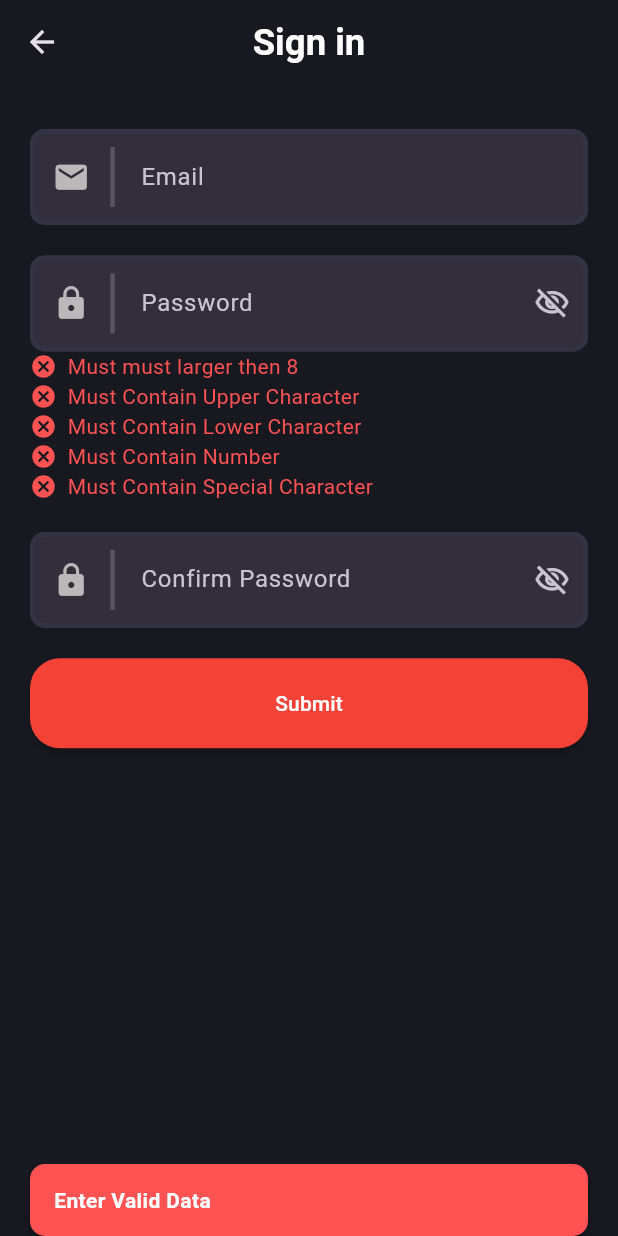
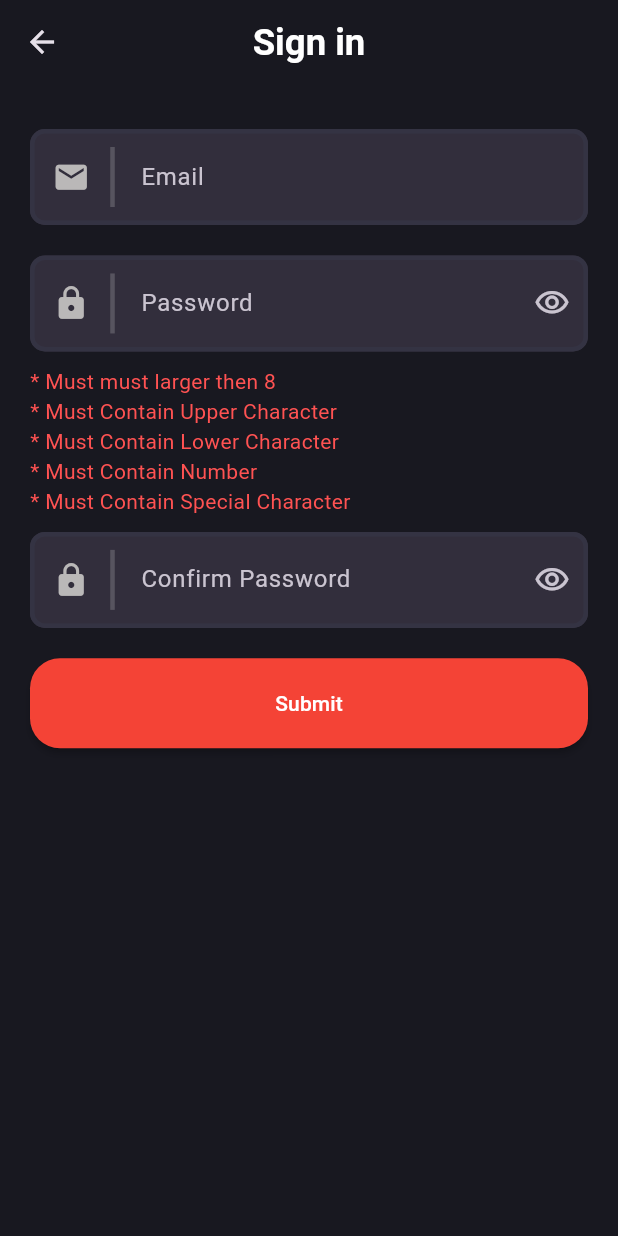
Before and after one commit to MohamedRefaat90/Mentorship-E1-G2, a Flutter app: the SignupScreen screen opened directly, after a tap on "Submit", on a phone screen of 412 x 824 dp. Run offline on Flutter 3.47's test engine with Material 3 defaults, Android fonts, the phone set to English and light mode, and no system bars; our stand-ins replace bloc, dio, flutter_bloc, flutter_svg, freezed_annotation, get_it and 1 more; generated files the repository leaves out were written again.

Commit message:
Revert "- finish Signup screen Ui"
This reverts commit 715ef1e0873a239af6c2aad0b0975846f8e519b7.

```diff
--- a/lib/core/helpers/functions/snakbar.dart
+++ b/lib/core/helpers/functions/snakbar.dart
@@ -1,20 +1,11 @@
 import 'package:flutter/material.dart';
-import 'package:mentorship_e1_g3/core/themes/app_pallete.dart';
 
-void showSnackBar(BuildContext context, String message) {
+void showSnackBar(BuildContext context, String content) {
   ScaffoldMessenger.of(context)
     ..hideCurrentSnackBar()
     ..showSnackBar(
       SnackBar(
-        behavior: SnackBarBehavior.floating,
-        duration: const Duration(seconds: 2),
-        margin: const EdgeInsets.symmetric(horizontal: 20),
-        shape: const RoundedRectangleBorder(
-            borderRadius: BorderRadius.all(Radius.circular(10))),
-        backgroundColor: AppPallete.errorColor,
-        content: Text(message,
-            style: const TextStyle(
-                fontWeight: FontWeight.bold, color: AppPallete.whiteColor)),
+        content: Text(content),
       ),
     );
 }
--- a/lib/core/themes/app_pallete.dart
+++ b/lib/core/themes/app_pallete.dart
@@ -2,15 +2,13 @@ import 'package:flutter/material.dart';
 
 class AppPallete {
   static const Color backgroundColor = Color.fromRGBO(24, 24, 32, 1);
-  static const Color violet = Color.fromRGBO(187, 63, 221, 1);
+  static const Color violet= Color.fromRGBO(187, 63, 221, 1);
   static const Color pink = Color.fromRGBO(251, 109, 169, 1);
   static const Color lightOrange = Color.fromRGBO(255, 159, 124, 1);
   static const Color borderColor = Color.fromRGBO(52, 51, 67, 1);
   static const Color whiteColor = Color(0xffFFFFFF);
   static const Color greyColor = Colors.grey;
   static const Color errorColor = Colors.redAccent;
-  static const Color redColor = Colors.red;
-  static const Color greenColor = Colors.green;
   static const Color transparentColor = Colors.transparent;
   static const Color homeBG = Color(0xff27273D);
   static const Color purple = Color(0xffB39FFF);
--- a/lib/core/widgets/btn_loader.dart
+++ /dev/null
@@ -1,21 +0,0 @@
-import 'package:flutter/material.dart';
-
-import '../themes/app_pallete.dart';
-
-class BtnLoader extends StatelessWidget {
-  const BtnLoader({
-    super.key,
-  });
-
-  @override
-  Widget build(BuildContext context) {
-    return const SizedBox(
-      width: 25,
-      height: 25,
-      child: CircularProgressIndicator(
-        color: AppPallete.whiteColor,
-        strokeWidth: 5,
-      ),
-    );
-  }
-}
--- a/lib/core/widgets/custom_text_field.dart
+++ b/lib/features/Auth/login/presentation/widgets/custom_text_field.dart
@@ -1,22 +1,26 @@
 import 'package:flutter/material.dart';
 
+IconData togglePasswordVisiabiltyIcon(bool passwordVisiabilty) {
+  if (passwordVisiabilty) {
+    return Icons.visibility_outlined;
+  } else {
+    return Icons.visibility_off_outlined;
+  }
+}
+
 class CustomTextField extends StatefulWidget {
-  final TextEditingController? textEditingController;
+  final TextEditingController textEditingController;
   final String placeholderText;
   final IconData icon;
-  final bool passwordVisibiltyIcon;
+  final bool isPassword;
   final void Function(String)? onChange;
-  final String? Function(String?)? validator;
-  bool isobscure;
-  CustomTextField(
-      {this.textEditingController,
+  const CustomTextField(
+      {required this.textEditingController,
       super.key,
       required this.placeholderText,
       required this.icon,
-      required this.passwordVisibiltyIcon,
-      required this.isobscure,
-      this.onChange,
-      this.validator});
+      required this.isPassword,
+      this.onChange});
 
   @override
   State<CustomTextField> createState() => _CustomTextFieldState();
@@ -28,9 +32,7 @@ class _CustomTextFieldState extends State<CustomTextField> {
   @override
   Widget build(BuildContext context) {
     return TextFormField(
-      controller: widget.textEditingController,
-      obscureText: widget.isobscure,
-      validator: widget.validator,
+      obscureText: passwordVisiabilty,
       onChanged: widget.onChange,
       decoration: InputDecoration(
           enabled: true,
@@ -58,13 +60,12 @@ class _CustomTextFieldState extends State<CustomTextField> {
               )
             ],
           ),
-          suffixIcon: widget.passwordVisibiltyIcon
+          suffixIcon: widget.isPassword
               ? IconButton(
                   onPressed: () {
-                    passwordVisiabilty = !passwordVisiabilty;
-                    setState(() => widget.isobscure = !widget.isobscure);
+                    setState(() => passwordVisiabilty = !passwordVisiabilty);
                   },
-                  icon: Icon(togglePasswordVisiabiltyIcon(widget.isobscure)))
+                  icon: Icon(togglePasswordVisiabiltyIcon(passwordVisiabilty)))
               : null,
           border: const OutlineInputBorder(
               borderSide: BorderSide(color: Colors.white, width: 10),
@@ -72,11 +73,3 @@ class _CustomTextFieldState extends State<CustomTextField> {
     );
   }
 }
-
-IconData togglePasswordVisiabiltyIcon(bool passwordVisiabilty) {
-  if (passwordVisiabilty) {
-    return Icons.visibility_outlined;
-  } else {
-    return Icons.visibility_off_outlined;
-  }
-}
--- a/lib/features/Auth/login/presentation/widgets/login_fields.dart
+++ b/lib/features/Auth/login/presentation/widgets/login_fields.dart
@@ -1,6 +1,6 @@
 import 'package:flutter/material.dart';
 
-import '../../../../../core/widgets/custom_text_field.dart';
+import 'custom_text_field.dart';
 
 class LoginFields extends StatelessWidget {
   const LoginFields({
@@ -13,16 +13,14 @@ class LoginFields extends StatelessWidget {
       children: [
         CustomTextField(
             textEditingController: TextEditingController(),
-            passwordVisibiltyIcon: false,
-            isobscure: false,
+            isPassword: false,
             placeholderText: "Email",
             icon: Icons.person_3_outlined),
         const SizedBox(height: 20),
         CustomTextField(
           textEditingController: TextEditingController(),
           placeholderText: "Password",
-          passwordVisibiltyIcon: true,
-          isobscure: true,
+          isPassword: true,
           icon: Icons.password,
         ),
       ],
--- a/lib/features/Auth/signup/presentation/cubit/signup_cubit.dart
+++ b/lib/features/Auth/signup/presentation/cubit/signup_cubit.dart
@@ -1,20 +1,14 @@
 import 'package:bloc/bloc.dart';
-import 'package:flutter/material.dart';
+import 'package:meta/meta.dart';
 
 part 'signup_state.dart';
 
 class SignupCubit extends Cubit<SignupState> {
-  TextEditingController emailController = TextEditingController();
-  TextEditingController passwordController = TextEditingController();
-  TextEditingController confirmPasswordController = TextEditingController();
-  bool isVaildEmail = false;
-  bool isPassLengthLargerThan8 = false;
+  bool isPassLargerThan8 = false;
   bool isContainUpperChar = false;
   bool isContainLowerChar = false;
   bool isContainNum = false;
   bool isContainSpecailChar = false;
-  bool isPassMatchConfirmPass = false;
-  bool isObsecured = false;
 
   SignupCubit() : super(SignupInitial());
 
@@ -29,9 +23,9 @@ class SignupCubit extends Cubit<SignupState> {
 
   checkLengthOfPassword(String password) {
     if (password.length >= 8) {
-      isPassLengthLargerThan8 = true;
+      isPassLargerThan8 = true;
     } else {
-      isPassLengthLargerThan8 = false;
+      isPassLargerThan8 = false;
     }
   }
 
@@ -66,54 +60,4 @@ class SignupCubit extends Cubit<SignupState> {
       isContainNum = false;
     }
   }
-
-  validateConfirmPassword(String confirmPassword) {
-    if (confirmPassword == passwordController.text) {
-      isPassMatchConfirmPass = true;
-    } else {
-      isPassMatchConfirmPass = false;
-    }
-    emit(SignupValidFields());
-  }
-
-  validateEmail(String email) {
-    if (RegExp(
-            r"^[a-zA-Z0-9.a-zA-Z0-9.!#$%&'*+-/=?^_`{|}~]+@[a-zA-Z0-9]+\.[a-zA-Z]+")
-        .hasMatch(email)) {
-      isVaildEmail = true;
-    } else {
-      isVaildEmail = false;
-    }
-    emit(SignupValidFields());
-  }
-
-  bool validatePassword() {
-    if (isPassLengthLargerThan8 &&
-        isContainUpperChar &&
-        isContainLowerChar &&
-        isContainNum &&
-        isContainSpecailChar) {
-      return true;
-    } else {
-      return false;
-    }
-  }
-
-  signupUser() {
-    emit(SignupLoading());
-
-    if (validateAllFields()) {
-      emit(SignupSuccess());
-    } else {
-      emit(SignupFailure(errorMSG: "Enter Valid Data"));
-    }
-  }
-
-  bool validateAllFields() {
-    if (isPassMatchConfirmPass && isVaildEmail && validatePassword()) {
-      return true;
-    } else {
-      return false;
-    }
-  }
 }
--- a/lib/features/Auth/signup/presentation/cubit/signup_state.dart
+++ b/lib/features/Auth/signup/presentation/cubit/signup_state.dart
@@ -6,13 +6,3 @@ final class SignupInitial extends SignupState {}
 sealed class SignupState {}
 
 final class SignupValidFields extends SignupState {}
-
-final class SignupLoading extends SignupState {}
-
-final class SignupSuccess extends SignupState {}
-
-final class SignupFailure extends SignupState {
-  final String errorMSG;
-
-  SignupFailure({required this.errorMSG});
-}
--- a/lib/features/Auth/signup/presentation/pages/signup_screen.dart
+++ b/lib/features/Auth/signup/presentation/pages/signup_screen.dart
@@ -1,25 +1,19 @@
+import 'dart:developer';
+
 import 'package:flutter/material.dart';
 import 'package:flutter_bloc/flutter_bloc.dart';
 import 'package:mentorship_e1_g3/core/extension/num_extension.dart';
-import 'package:mentorship_e1_g3/core/helpers/functions/snakbar.dart';
-import 'package:mentorship_e1_g3/core/routing/app_routing.dart';
+import 'package:mentorship_e1_g3/core/themes/app_pallete.dart';
 import 'package:mentorship_e1_g3/core/themes/styles.dart';
-import 'package:mentorship_e1_g3/core/widgets/custom_text_field.dart';
-import 'package:mentorship_e1_g3/features/Auth/login/presentation/pages/login_screen.dart';
+import 'package:mentorship_e1_g3/core/widgets/custom_btn.dart';
+import 'package:mentorship_e1_g3/features/Auth/login/presentation/widgets/custom_text_field.dart';
 import 'package:mentorship_e1_g3/features/Auth/signup/presentation/cubit/signup_cubit.dart';
-import 'package:mentorship_e1_g3/features/Auth/signup/presentation/widgets/validator_text.dart';
-
-import '../../../../../core/widgets/btn_loader.dart';
-import '../../../../../core/widgets/custom_btn.dart';
-import '../widgets/password_validation_rules.dart';
 
 class SignupScreen extends StatelessWidget {
   const SignupScreen({super.key});
 
   @override
   Widget build(BuildContext context) {
-    SignupCubit cubit = BlocProvider.of<SignupCubit>(context);
-    GlobalKey<FormState> formKey = GlobalKey<FormState>();
     return Scaffold(
       appBar: AppBar(
           centerTitle: true,
@@ -30,80 +24,86 @@ class SignupScreen extends StatelessWidget {
             padding:
                 const EdgeInsets.symmetric(horizontal: 20).copyWith(top: 30),
             child: Form(
-              key: formKey,
-              // autovalidateMode: AutovalidateMode.onUserInteraction,
               child: Column(
                 crossAxisAlignment: CrossAxisAlignment.start,
                 children: [
                   CustomTextField(
-                      textEditingController: cubit.emailController,
+                      textEditingController: TextEditingController(),
                       placeholderText: "Email",
                       icon: Icons.email,
-                      passwordVisibiltyIcon: false,
-                      isobscure: false,
-                      onChange: (email) => cubit.validateEmail(email)),
-
+                      isPassword: false),
+                  SizedBox(height: 20.h),
+                  CustomTextField(
+                      textEditingController: TextEditingController(),
+                      placeholderText: "Password",
+                      icon: Icons.lock,
+                      isPassword: true,
+                      onChange: (value) => BlocProvider.of<SignupCubit>(context)
+                          .validatePasswordField(value)),
+                  SizedBox(height: 10.h),
                   BlocBuilder<SignupCubit, SignupState>(
                     builder: (context, state) {
-                      return ValidatorText(
-                          displayWhen: cubit.emailController.text.isNotEmpty,
-                          title: cubit.isVaildEmail
-                              ? "Vaild Email"
-                              : "Invaild Email",
-                          rule: cubit.isVaildEmail);
+                      return Column(
+                          crossAxisAlignment: CrossAxisAlignment.start,
+                          children: [
+                            Text(
+                              "* Must must larger then 8",
+                              style: TextStyle(
+                                  color: context
+                                          .watch<SignupCubit>()
+                                          .isPassLargerThan8
+                                      ? Colors.green
+                                      : AppPallete.errorColor),
+                            ),
+                            Text(
+                              "* Must Contain Upper Character",
+                              style: TextStyle(
+                                  color: context
+                                          .watch<SignupCubit>()
+                                          .isContainUpperChar
+                                      ? Colors.green
+                                      : AppPallete.errorColor),
+                            ),
+                            Text(
+                              "* Must Contain Lower Character",
+                              style: TextStyle(
+                                  color: context
+                                          .watch<SignupCubit>()
+                                          .isContainLowerChar
+                                      ? Colors.green
+                                      : AppPallete.errorColor),
+                            ),
+                            Text(
+                              "* Must Contain Number",
+                              style: TextStyle(
+                                  color:
+                                      context.watch<SignupCubit>().isContainNum
+                                          ? Colors.green
+                                          : AppPallete.errorColor),
+                            ),
+                            Text(
+                              "* Must Contain Special Character",
+                              style: TextStyle(
+                                  color: context
+                                          .watch<SignupCubit>()
+                                          .isContainSpecailChar
+                                      ? Colors.green
+                                      : AppPallete.errorColor),
+                            ),
+                          ]);
                     },
                   ),
+                  SizedBox(height: 10.h),
+                  CustomTextField(
+                      textEditingController: TextEditingController(),
+                      placeholderText: "Confirm Password",
+                      icon: Icons.lock,
+                      isPassword: true),
                   SizedBox(height: 20.h),
-                  CustomTextField(
-                      textEditingController: cubit.passwordController,
-                      placeholderText: "Password",
-                      icon: Icons.lock,
-                      passwordVisibiltyIcon: true,
-                      isobscure: cubit.isObsecured,
-                      onChange: (password) =>
-                          cubit.validatePasswordField(password)),
-                  // SizedBox(height: 10.h),
-                  const PasswordValidationRules(),
-                  SizedBox(height: 20.h),
-                  CustomTextField(
-                    placeholderText: "Confirm Password",
-                    textEditingController: cubit.confirmPasswordController,
-                    icon: Icons.lock,
-                    passwordVisibiltyIcon: true,
-                    isobscure: cubit.isObsecured,
-                    onChange: (confirmPassword) =>
-                        cubit.validateConfirmPassword(confirmPassword),
-                  ),
-
-                  BlocBuilder<SignupCubit, SignupState>(
-                    builder: (context, state) {
-                      return ValidatorText(
-                          displayWhen:
-                              cubit.confirmPasswordController.text.isNotEmpty,
-                          title: cubit.isPassMatchConfirmPass
-                              ? "Password Match"
-                              : "Password Not Match",
-                          rule: cubit.isPassMatchConfirmPass);
-                    },
-                  ),
-                  SizedBox(height: 20.h),
-                  BlocConsumer<SignupCubit, SignupState>(
-                    listener: (context, state) {
-                      if (state is SignupSuccess) {
-                        pushReplacement(const LoginScreen());
-                      } else if (state is SignupFailure) {
-                        showSnackBar(context, state.errorMSG);
-                      }
-                    },
-                    builder: (context, state) => CustomBTN(
-                        widget: state is SignupLoading
-                            ? const BtnLoader()
-                            : const Text("Submit"),
-                        width: double.infinity,
-                        press: () {
-                          cubit.signupUser();
-                        }),
-                  )
+                  CustomBTN(
+                      widget: const Text("Submit"),
+                      width: double.infinity,
+                      press: () {})
                 ],
               ),
             ),
--- a/lib/features/Auth/signup/presentation/widgets/password_validation_rules.dart
+++ /dev/null
@@ -1,33 +0,0 @@
-import 'package:flutter/material.dart';
-import 'package:flutter_bloc/flutter_bloc.dart';
-import 'package:mentorship_e1_g3/features/Auth/signup/presentation/cubit/signup_cubit.dart';
-
-import 'validator_text.dart';
-
-class PasswordValidationRules extends StatelessWidget {
-  const PasswordValidationRules({super.key});
-
-  @override
-  Widget build(BuildContext context) {
-    SignupCubit cubit = BlocProvider.of<SignupCubit>(context);
-    return BlocBuilder<SignupCubit, SignupState>(
-      builder: (context, state) {
-        return Column(crossAxisAlignment: CrossAxisAlignment.start, children: [
-          ValidatorText(
-              title: "Must must larger then 8",
-              rule: cubit.isPassLengthLargerThan8),
-          ValidatorText(
-              title: "Must Contain Upper Character",
-              rule: cubit.isContainUpperChar),
-          ValidatorText(
-              title: "Must Contain Lower Character",
-              rule: cubit.isContainLowerChar),
-          ValidatorText(title: "Must Contain Number", rule: cubit.isContainNum),
-          ValidatorText(
-              title: "Must Contain Special Character",
-              rule: cubit.isContainSpecailChar),
-        ]);
-      },
-    );
-  }
-}
--- a/lib/features/Auth/signup/presentation/widgets/validator_text.dart
+++ /dev/null
@@ -1,38 +0,0 @@
-import 'package:flutter/material.dart';
-import 'package:flutter_bloc/flutter_bloc.dart';
-
-import '../../../../../core/themes/app_pallete.dart';
-import '../cubit/signup_cubit.dart';
-
-class ValidatorText extends StatelessWidget {
-  final String title;
-  final bool rule;
-  final bool? displayWhen;
-  const ValidatorText({
-    super.key,
-    required this.title,
-    required this.rule,
-    this.displayWhen = true,
-  });
-  @override
-  Widget build(BuildContext context) {
-    return displayWhen!
-        ? Row(
-            children: [
-              Icon(
-                rule ? Icons.done_rounded : Icons.cancel,
-                size: 18,
-                color: rule ? AppPallete.greenColor : AppPallete.errorColor,
-              ),
-              const SizedBox(width: 7),
-              Text(
-                title,
-                style: TextStyle(
-                    color:
-                        rule ? AppPallete.greenColor : AppPallete.errorColor),
-              ),
-            ],
-          )
-        : const SizedBox();
-  }
-}
```
